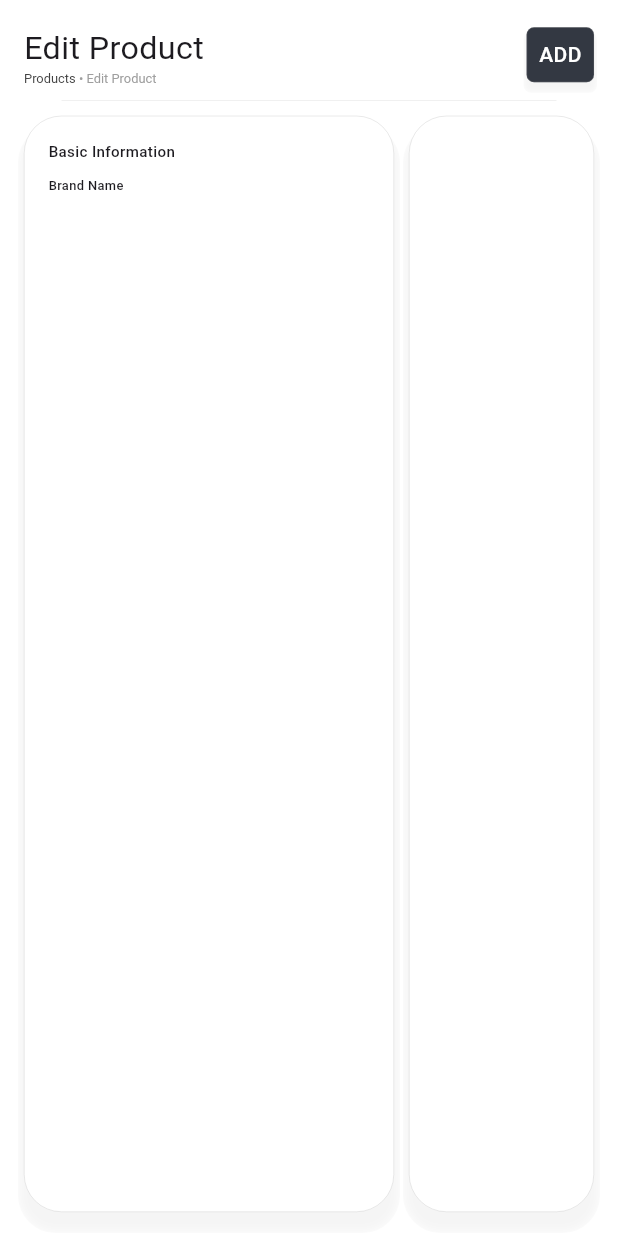
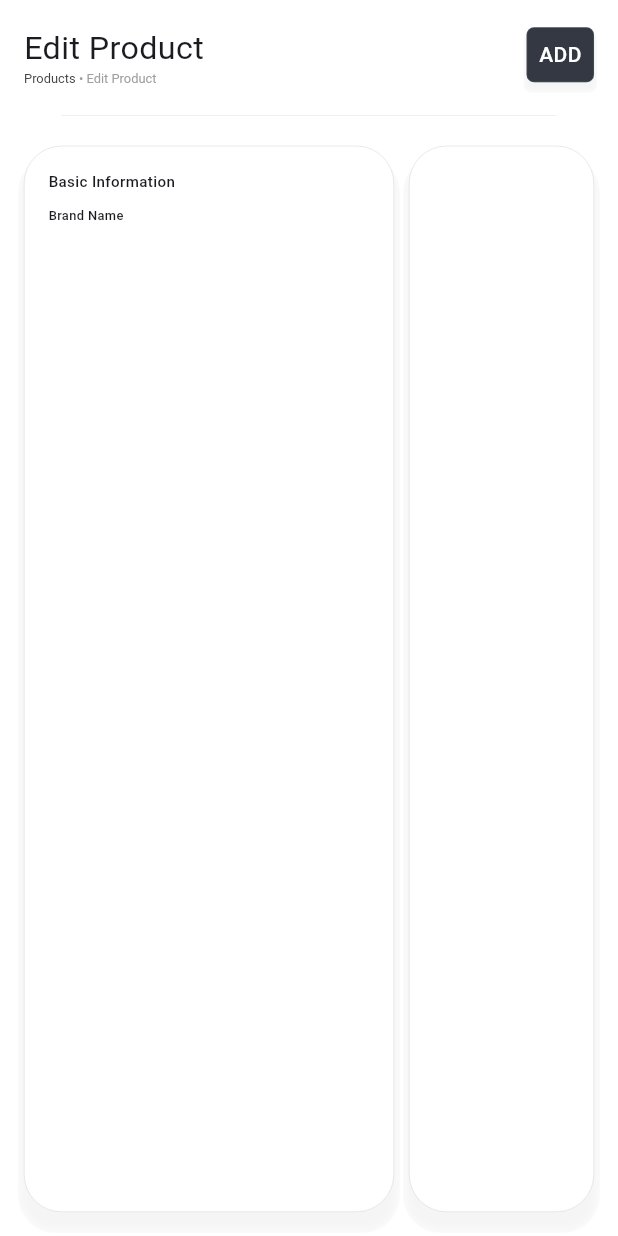
Before and after one commit to hafedh049/stock, a Flutter app: the screen it shows after launch, on a phone screen of 412 x 824 dp. Run offline on Flutter 3.47's test engine with Material 3 defaults, Android fonts, the phone set to English and light mode, and no system bars; our stand-ins replace font_awesome_flutter, responsive_sizer; missing offline and left inert: animated_button, flutter_expandable_table, textfield_tags.

Commit message:
Update product_editing.dart

```diff
--- a/lib/products/product_editing.dart
+++ b/lib/products/product_editing.dart
@@ -54,9 +54,9 @@ class _EditProductState extends State<EditProduct> {
                 ),
               ],
             ),
-            const SizedBox(height: 10),
+            const SizedBox(height: 20),
             Divider(height: .2, thickness: .2, color: grey.withOpacity(.5), indent: 25, endIndent: 25),
-            const SizedBox(height: 10),
+            const SizedBox(height: 20),
             Expanded(
               child: Row(
                 children: <Widget>[
```
